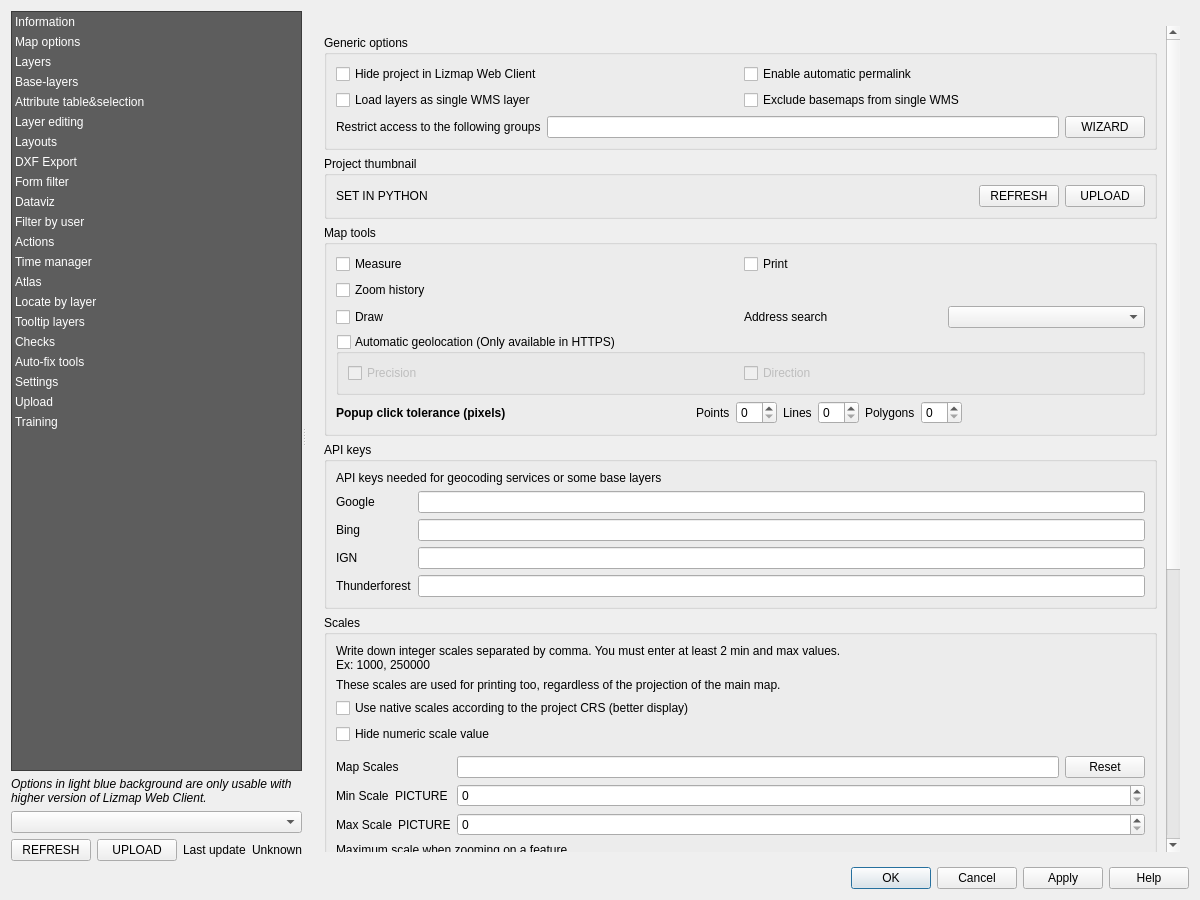
Above: lizmap/resources/ui/ui_lizmap.ui from 3liz/lizmap-plugin before the change. Below: the same form after it.
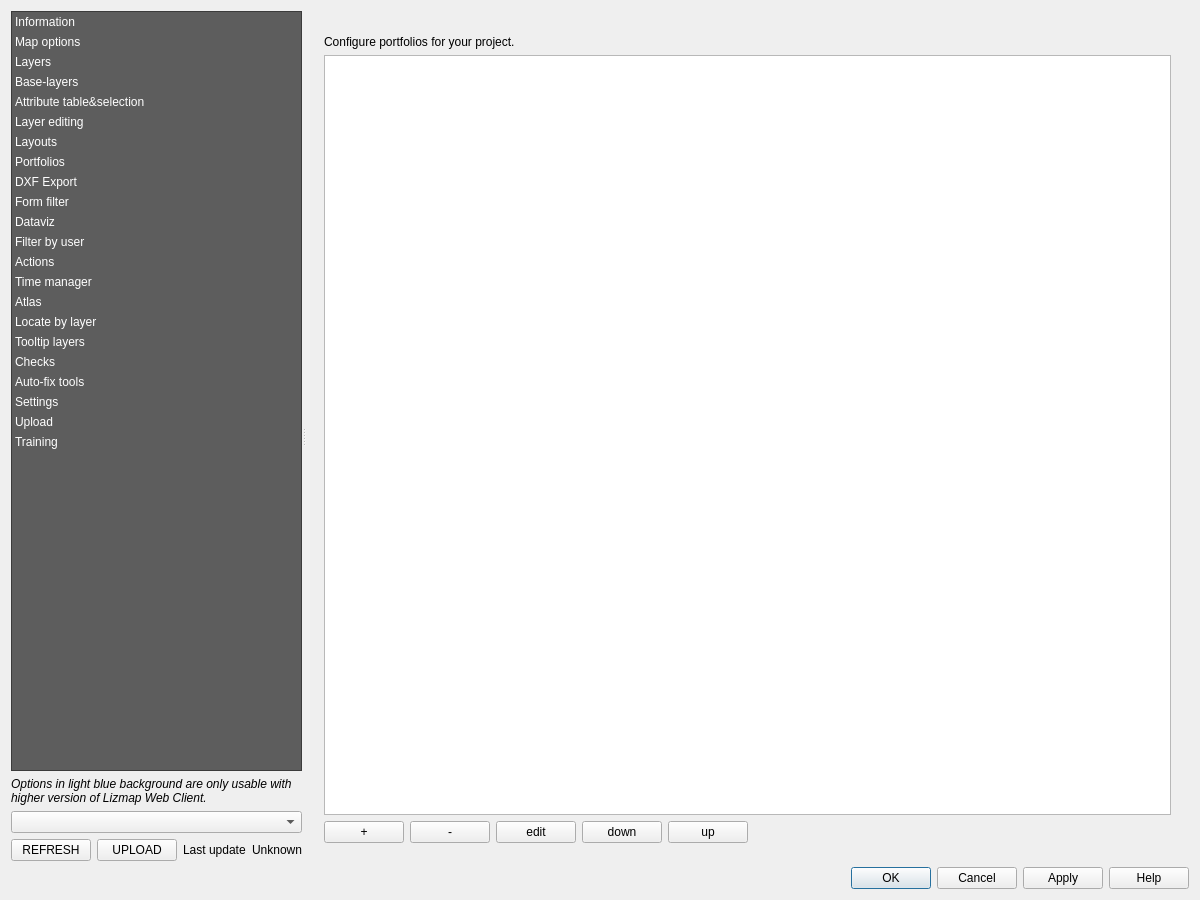
That is the form after the change. Custom widgets are drawn as their Qt base class.

```diff
--- a/lizmap/resources/ui/ui_lizmap.ui
+++ b/lizmap/resources/ui/ui_lizmap.ui
@@ -133,6 +133,11 @@
            <string>Layouts</string>
           </property>
          </item>
+         <item>
+          <property name="text">
+           <string>Portfolios</string>
+          </property>
+         </item>
          <item>
           <property name="text">
            <string>DXF Export</string>
@@ -326,7 +331,7 @@
           </sizepolicy>
          </property>
          <property name="currentIndex">
-          <number>1</number>
+          <number>7</number>
          </property>
          <widget class="QWidget" name="page_information">
           <layout class="QVBoxLayout" name="verticalLayout_7">
@@ -3077,6 +3082,75 @@
            </item>
           </layout>
          </widget>
+         <widget class="QWidget" name="page_portfolios">
+          <layout class="QVBoxLayout" name="verticalLayout_portfolios">
+           <item>
+            <widget class="QLabel" name="label_portfolios_panel">
+             <property name="text">
+              <string>Configure portfolios for your project.</string>
+             </property>
+             <property name="wordWrap">
+              <bool>true</bool>
+             </property>
+            </widget>
+           </item>
+           <item>
+            <widget class="QTableWidget" name="table_portfolios"/>
+           </item>
+           <item>
+            <layout class="QHBoxLayout" name="horizontalLayout_portfolios">
+             <item>
+              <widget class="QPushButton" name="add_portfolios_button">
+               <property name="text">
+                <string>+</string>
+               </property>
+              </widget>
+             </item>
+             <item>
+              <widget class="QPushButton" name="remove_portfolios_button">
+               <property name="text">
+                <string>-</string>
+               </property>
+              </widget>
+             </item>
+             <item>
+              <widget class="QPushButton" name="edit_portfolios_button">
+               <property name="text">
+                <string>edit</string>
+               </property>
+              </widget>
+             </item>
+             <item>
+              <widget class="QPushButton" name="down_portfolios_button">
+               <property name="text">
+                <string>down</string>
+               </property>
+              </widget>
+             </item>
+             <item>
+              <widget class="QPushButton" name="up_portfolios_button">
+               <property name="text">
+                <string>up</string>
+               </property>
+              </widget>
+             </item>
+             <item>
+              <spacer name="horizontalSpacer_portfolios">
+               <property name="orientation">
+                <enum>Qt::Horizontal</enum>
+               </property>
+               <property name="sizeHint" stdset="0">
+                <size>
+                 <width>40</width>
+                 <height>20</height>
+                </size>
+               </property>
+              </spacer>
+             </item>
+            </layout>
+           </item>
+          </layout>
+         </widget>
          <widget class="QWidget" name="page_dxf_export">
           <layout class="QVBoxLayout" name="verticalLayout_dxf_export">
            <item>
```
Left out of the diff: 8 changed lines with no effect on the pictures.
